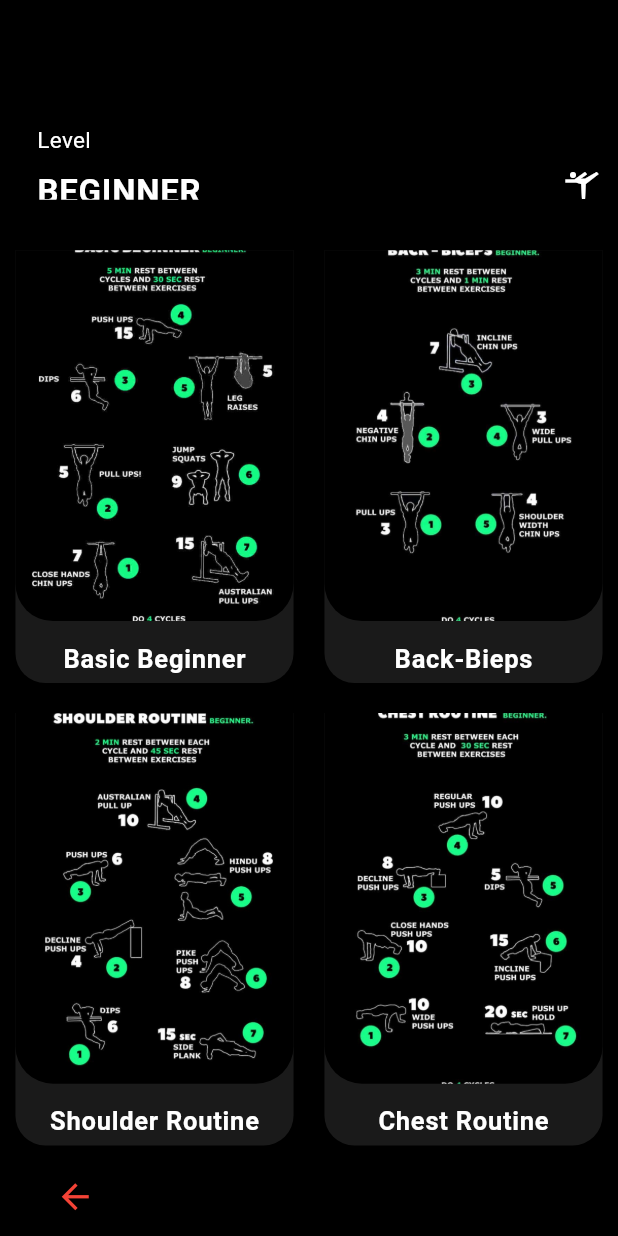
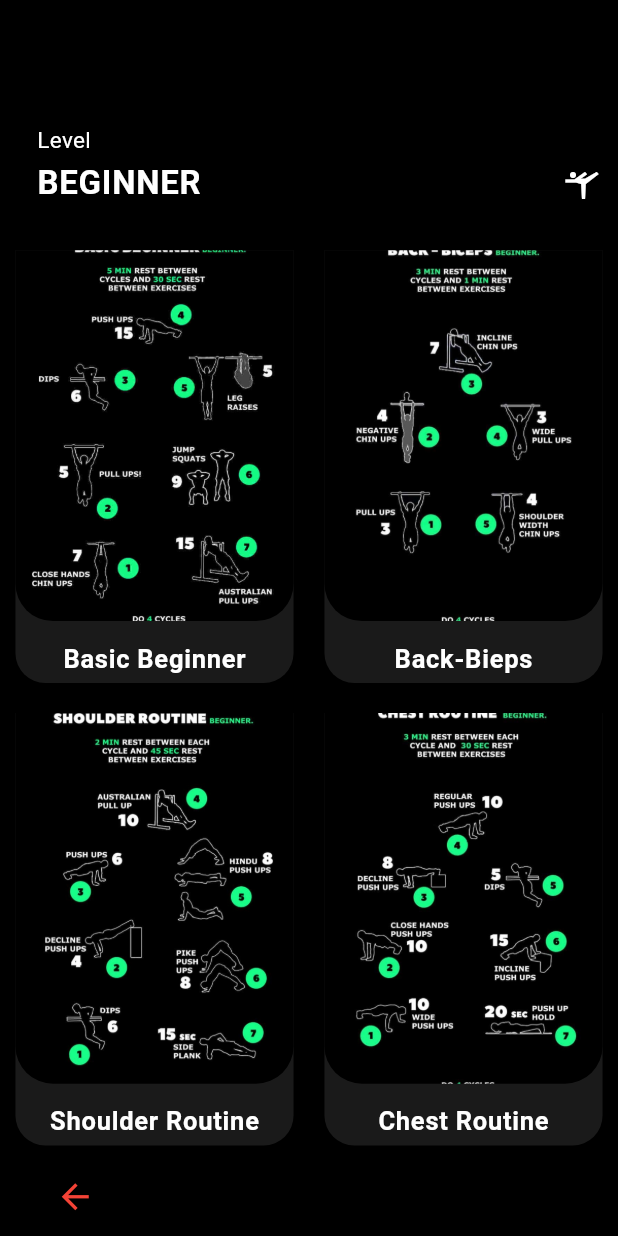
Before and after one commit to aashikkk/Fitness_Application, a Flutter app: the workoutbeginner screen opened directly, on a phone screen of 412 x 824 dp. Run offline on Flutter 3.47's test engine with Material 3 defaults, Android fonts, the phone set to English and light mode, and no system bars; our stand-ins replace carousel_slider, cloud_firestore, firebase_auth, firebase_core, firebase_database, fluttertoast and 2 more; missing offline and left inert: pomodoro4d; accounts and stored records are empty.

Commit message:
adding files

```diff
--- a/lib/WorkoutBeginnner.dart
+++ b/lib/WorkoutBeginnner.dart
@@ -60,7 +60,7 @@ class _workoutbeginnerState extends State<workoutbeginner> {
                   children: [
                     Container(
                       width: getwidth(context) * 0.4,
-                      height: getheight(context) * 0.025,
+                      height: getheight(context) * 0.04,
                       margin: EdgeInsets.only(left: getwidth(context) * 0.06),
                       child: Text(
                         'BEGINNER',
```
